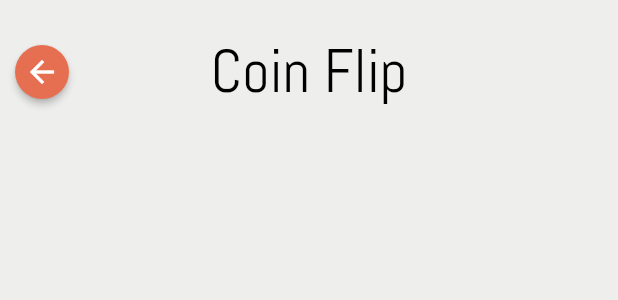
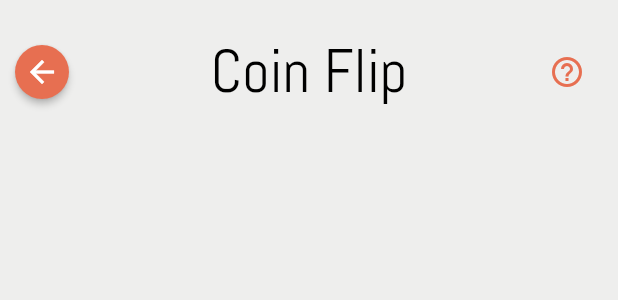
Before and after one commit to yonraf/mobil-software-udvikling, a Flutter app: the TopBar widget shown alone on an empty page, opened directly, on a phone screen of 412 x 824 dp. Shown: the top 300 px of the screen. Run offline on Flutter 3.47's test engine with Material 2 defaults, Android fonts, the phone set to English and light mode, and no system bars.

Commit message:
added a help_button component

```diff
--- a/justrandom/lib/main.dart
+++ b/justrandom/lib/main.dart
@@ -1,5 +1,6 @@
 import 'package:flutter/cupertino.dart';
 import 'package:flutter/material.dart';
+import 'package:justrandom/screens/randomizers/dice.dart';
 import 'package:justrandom/screens/randomizers/home.dart';
 
 
@@ -21,7 +22,7 @@ class MyApp extends StatelessWidget {
         textTheme: Theme.of(context).textTheme.apply(bodyColor: kTextColor),
         fontFamily: 'Abel'
       ),
-      home: Home(),
+      home: Home()
     );
   }
 }
--- /dev/null
+++ b/justrandom/lib/screens/components/help_button.dart
@@ -0,0 +1,41 @@
+
+
+import 'package:flutter/cupertino.dart';
+import 'package:flutter/material.dart';
+import 'package:justrandom/screens/randomizer.dart';
+
+import '../randomizers/home.dart';
+
+class HelpButton extends StatelessWidget {
+  HelpButton(this.randomizer);
+  Randomizer randomizer;
+
+  @override
+  Widget build(BuildContext context) {
+    return Container(
+      child: IconButton(
+        icon: Icon(Icons.help_outline),
+        color: randomizer.themeColor,
+        padding: EdgeInsets.fromLTRB(0, 0, 20, 0),
+        hoverColor: Colors.transparent,
+        tooltip: "Help",
+        onPressed: () {
+          showDialog(
+              context: context,
+              builder: (context) =>  AlertDialog(
+              title: Text(randomizer.name+ " - Help"),
+                content: new Column(
+                  mainAxisSize: MainAxisSize.min,
+                  crossAxisAlignment: CrossAxisAlignment.start,
+                  children: [
+                    Text(randomizer.description),
+                  ],
+
+                )
+          ));
+      },)
+    );
+  }
+
+
+}
--- a/justrandom/lib/screens/components/top_bar.dart
+++ b/justrandom/lib/screens/components/top_bar.dart
@@ -1,5 +1,6 @@
 import 'package:flutter/cupertino.dart';
 import 'package:flutter/material.dart';
+import 'package:justrandom/screens/components/help_button.dart';
 import 'package:justrandom/screens/components/home_button.dart';
 
 import '../randomizer.dart';
@@ -22,6 +23,9 @@ class TopBar extends StatelessWidget {
           fontSize: 40,
         ),),
         leading : HomeButton(randomizer.themeColor),
+        actions: [
+          HelpButton(randomizer)
+        ],
         centerTitle: true,
         backgroundColor: Colors.transparent,
         shadowColor: Colors.transparent,
```
